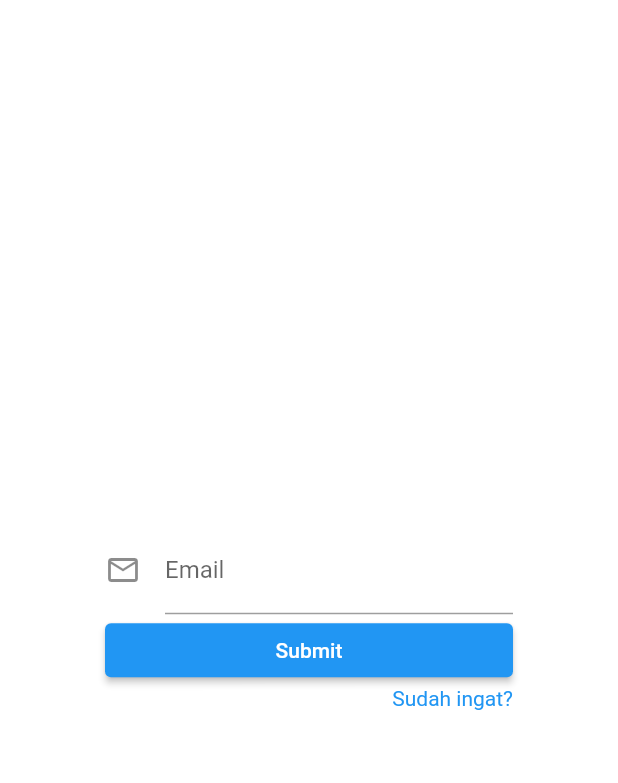
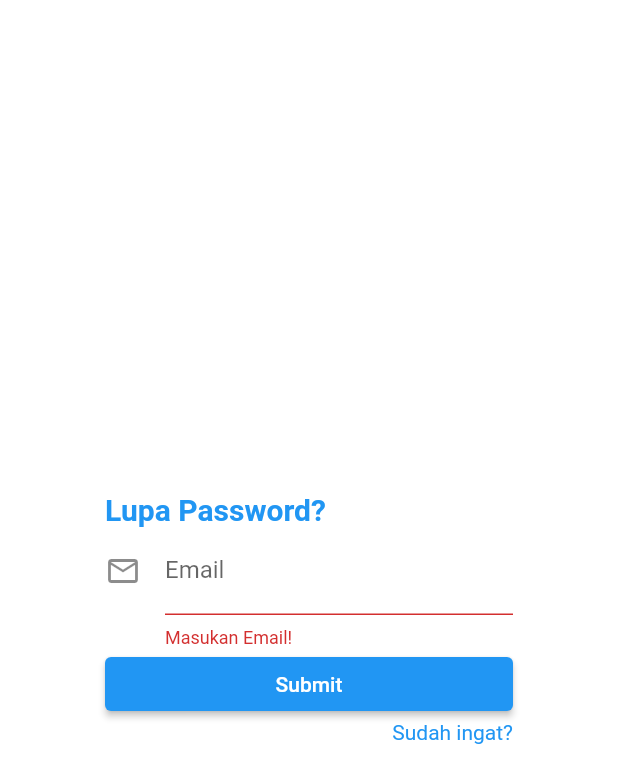
Before and after one commit to RazoelZ/Rent-Car-Application, a Flutter app: the ForgotPasswordPage screen opened directly, after a tap on "Submit", on a phone screen of 412 x 824 dp. Shown: the top 783 px of the screen. Run offline on Flutter 3.47's test engine with Material 2 defaults, Android fonts, the phone set to English and light mode, and no system bars; our stand-ins replace cool_alert, dropdown_search, get, image_picker, modal_progress_hud_nsn and 1 more; missing offline and left inert: dart:ffi, mailer, qrscan, webview_flutter_plus; accounts and stored records are empty; network calls fail.

Commit message:
adding email validation and sending email to cient

```diff
--- a/lib/core/repository.dart
+++ b/lib/core/repository.dart
@@ -9,7 +9,7 @@ import 'package:rentvehicle_application/model/MainKendaraanModel.dart';
 import 'package:rentvehicle_application/model/PeminjamanModel.dart';
 
 //Mengambil data dari table kendaraan
-const _baseUrl = "http://192.168.0.105/rent_car/public/api";
+const _baseUrl = "http://10.137.42.243/rent_car/public/api";
 
 class KendaraanRepository {
   Future getData() async {
@@ -75,7 +75,7 @@ class KendaraanRepository {
   }
 }
 
-//Mengambil data dari table user 1
+//Mengambil data dari table user
 class UserRepository {
   Future getData() async {
     try {
--- a/lib/screen/forgotpassword.dart
+++ b/lib/screen/forgotpassword.dart
@@ -1,20 +1,80 @@
 import 'package:flutter/material.dart';
+import 'package:mailer/mailer.dart';
+import 'package:mailer/smtp_server/gmail.dart';
+import 'package:rentvehicle_application/core/repository.dart';
+import 'package:rentvehicle_application/model/UserModel.dart';
+import 'package:http/http.dart' as http;
 
-class ForgotPasswordPage extends StatelessWidget {
+class ForgotPasswordPage extends StatefulWidget {
   const ForgotPasswordPage({super.key});
 
   @override
+  State<ForgotPasswordPage> createState() => _ForgotPasswordPageState();
+}
+
+class _ForgotPasswordPageState extends State<ForgotPasswordPage> {
+  @override
+  List<User> user = [];
+  UserRepository userRepository = UserRepository();
+  final TextEditingController _username = TextEditingController();
+  final _formState = GlobalKey<FormState>();
+
+  void initState() {
+    // TODO: implement initState
+    super.initState();
+    getData();
+  }
+
+  getData() async {
+    var data = await userRepository.getData();
+    setState(() {
+      user = data;
+    });
+  }
+
+  Future<void> sendMail() async {
+    try {
+      // var userEmail = user
+      //     .where((element) => element.username == _username.text)
+      //     .toList()[0]
+      //     .username;
+      var userEmail = 'dany.razoel69@gmail.com';
+      var message = Message();
+      message.subject = 'Lupa Password';
+      message.text = 'Halo ini saya flutter';
+      message.from = Address(userEmail.toString());
+      message.recipients.add('jokopranowow99@gmail.com');
+      var smtpServer = gmailRelaySaslXoauth2(userEmail, 'geawdutmyzsuypwm');
+      send(message, smtpServer);
+      print("Email berhasil dikirim");
+      ScaffoldMessenger.of(context)
+          .showSnackBar(SnackBar(content: Text("Email berhasil dikirim")));
+    } catch (e) {
+      print(e.toString());
+    }
+  }
+
   Widget build(BuildContext context) {
     return Scaffold(
         backgroundColor: Colors.white,
         body: Center(
             child: Form(
+          key: _formState,
           child: Container(
             padding: EdgeInsets.fromLTRB(70, 0, 70, 0),
             child: Column(
               mainAxisAlignment: MainAxisAlignment.center,
               children: <Widget>[
+                Container(
+                  alignment: Alignment.topLeft,
+                  child: Text("Lupa Password?",
+                      style: TextStyle(
+                          fontSize: 20,
+                          fontWeight: FontWeight.bold,
+                          color: Colors.blue)),
+                ),
                 TextFormField(
+                  controller: _username,
                   decoration: InputDecoration(
                       labelText: "Email",
                       icon: Icon(Icons.email_outlined),
@@ -22,6 +82,14 @@ class ForgotPasswordPage extends StatelessWidget {
                   validator: (value) {
                     if (value!.isEmpty) {
                       return "Masukan Email!";
+                    }
+                    //cek username ada atau tidak
+                    else if (user
+                            .where((element) => element.username == value)
+                            .toList()
+                            .length ==
+                        0) {
+                      return "Email tidak terdaftar!";
                     } else {
                       return null;
                     }
@@ -30,7 +98,14 @@ class ForgotPasswordPage extends StatelessWidget {
                 SizedBox(
                     width: MediaQuery.of(context).size.width,
                     child: ElevatedButton(
-                        onPressed: (() {}), child: Text("Submit"))),
+                        onPressed: (() {
+                          if (_formState.currentState!.validate()) {
+                            sendMail();
+                            ScaffoldMessenger.of(context).showSnackBar(
+                                SnackBar(content: Text("Processing Data")));
+                          }
+                        }),
+                        child: Text("Submit"))),
                 Container(
                   alignment: Alignment.centerRight,
                   child: GestureDetector(
--- a/lib/screen/gantipassword.dart
+++ b/lib/screen/gantipassword.dart
@@ -170,9 +170,6 @@ class _GantiPasswordPageState extends State<GantiPasswordPage> {
                         _iduser.text,
                         generateMd5(passwordbaru.text),
                       );
-                      print(response);
-                      print(_iduser.text);
-                      print(generateMd5(passwordbaru.text));
                       if (response == true) {
                         CoolAlert.show(
                           context: context,
--- a/lib/screen/login.dart
+++ b/lib/screen/login.dart
@@ -20,7 +20,7 @@ class _LoginPageState extends State<LoginPage> {
   bool _obsecuretext = true;
   bool visible = false;
   final String sUrl =
-      "http://192.168.0.105/rent_car/public/api/UserAuthentication";
+      "http://10.137.42.243/rent_car/public/api/UserAuthentication";
 
   String generateMd5(String input) {
     return md5.convert(utf8.encode(input)).toString();
--- a/lib/screen/peminjaman.dart
+++ b/lib/screen/peminjaman.dart
@@ -206,7 +206,7 @@ class _PeminjamanPageState extends State<PeminjamanPage> {
                     showSearchBox: true,
                     onFind: (text) async {
                       var response = await http.get(Uri.parse(
-                          'http://192.168.0.105/rent_car/public/api/driver'));
+                          'http://10.137.42.243/rent_car/public/api/driver'));
                       if (response.statusCode != 200) {
                         return [];
                       }
--- a/lib/screen/pengembalian.dart
+++ b/lib/screen/pengembalian.dart
@@ -4,7 +4,6 @@ import 'package:intl/intl.dart';
 import 'package:rentvehicle_application/core/repository.dart';
 import 'package:rentvehicle_application/model/PeminjamanModel.dart';
 import 'package:rentvehicle_application/screen/home.dart';
-import 'dart:math';
 import 'package:shared_preferences/shared_preferences.dart';
 
 class PengembalianPage extends StatefulWidget {
--- a/pubspec.yaml
+++ b/pubspec.yaml
@@ -51,6 +51,8 @@ dependencies:
   crypto: ^3.0.2
   webview_flutter_plus: ^0.3.0+2
   modal_progress_hud_nsn: ^0.3.0
+  mailer: ^6.0.0
+  logger: ^1.1.0
 
 
 flutter_native_splash:
```
Also changed, not shown: lib/screen/scan.dart (+10 -11 lines), pubspec.lock.
